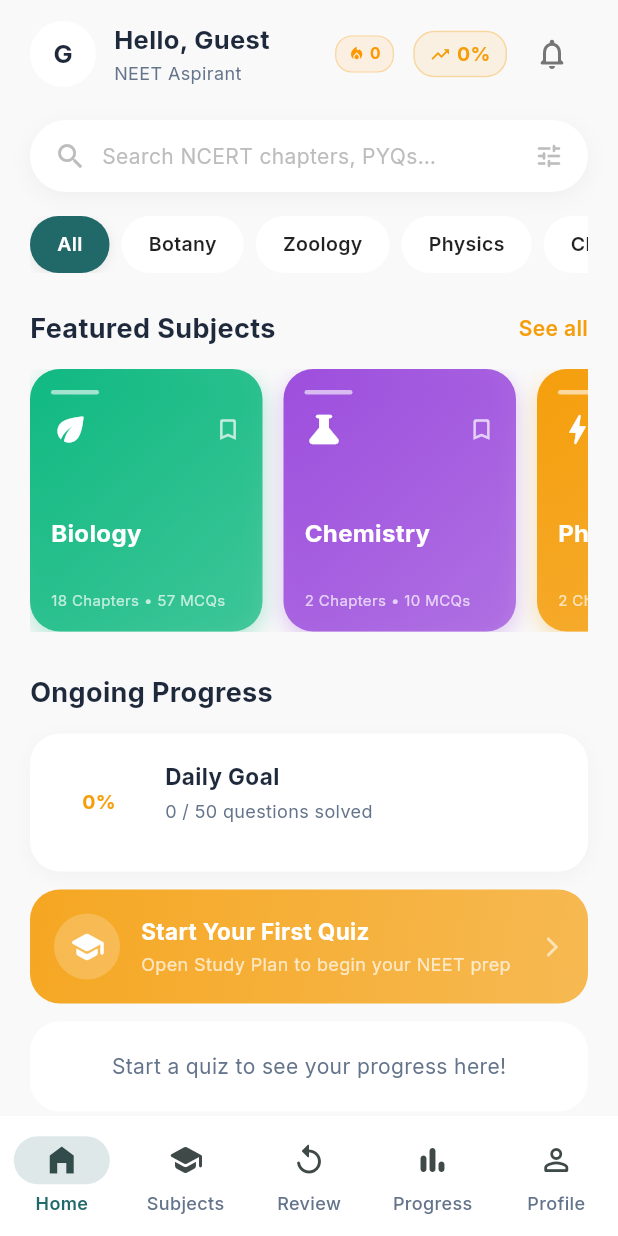
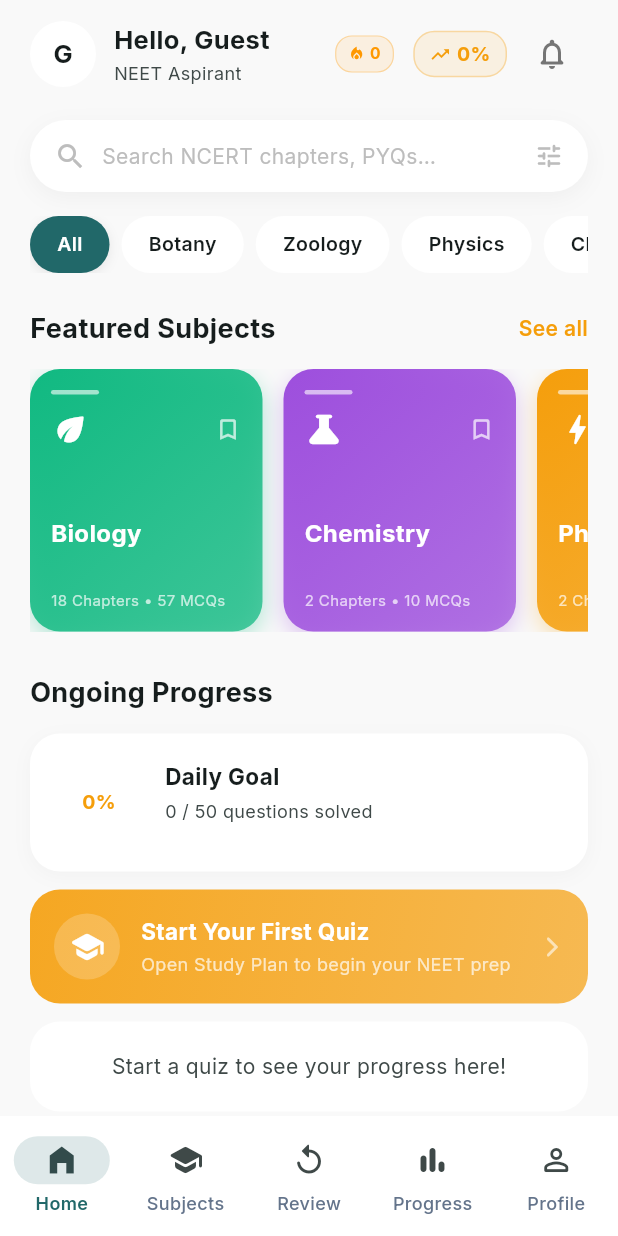
Before and after one commit to AnkarIIT/Mitosis, a Flutter app: the HomeTab screen opened by its route, on a phone screen of 412 x 824 dp. Run offline on Flutter 3.47's test engine with Material 3 defaults, Android fonts, the phone set to English and light mode, and no system bars; drawn by our look-alikes of flutter_animate; our stand-ins replace confetti, drift, file_picker, fl_chart, flutter_dotenv, flutter_image_compress and 15 more; missing offline and left inert: syncfusion_flutter_pdf, syncfusion_flutter_pdfviewer, tflite_flutter; accounts and stored records are empty; generated files the repository leaves out were written again.

Commit message:
Fix security, performance, design system, and dark theme issues
Co-authored-by: AnkarIIT <233161277+AnkarIIT@users.noreply.github.com>

```diff
--- a/lib/features/home/home_content/home_tab.dart
+++ b/lib/features/home/home_content/home_tab.dart
@@ -174,7 +174,7 @@ class _HomeTabState extends ConsumerState<HomeTab> with TickerProviderStateMixin
             style: TextStyle(
               fontWeight: FontWeight.bold,
               fontSize: 17,
-              color: AppColors.textDark,
+              color: AdaptiveColors.textPrimary(context),
             ),
           ),
         ),
@@ -188,14 +188,14 @@ class _HomeTabState extends ConsumerState<HomeTab> with TickerProviderStateMixin
                 style: TextStyle(
                   fontWeight: FontWeight.bold,
                   fontSize: 17,
-                  color: AppColors.textDark,
+                  color: AdaptiveColors.textPrimary(context),
                 ),
               ),
               const SizedBox(height: 2),
               Text(
                 batchSubtitle,
                 style: TextStyle(
-                  color: AppColors.textSubtle,
+                  color: AdaptiveColors.textSecondary(context),
                   fontSize: 12,
                 ),
               ),
@@ -345,7 +345,9 @@ class _HomeTabState extends ConsumerState<HomeTab> with TickerProviderStateMixin
               child: Text(
                 _chipLabels[index],
                 style: TextStyle(
-                  color: isSelected ? Colors.white : Colors.black87,
+                  color: isSelected
+                      ? Colors.white
+                      : AdaptiveColors.textPrimary(context),
                   fontWeight: FontWeight.w600,
                   fontSize: 13,
                 ),
@@ -369,7 +371,7 @@ class _HomeTabState extends ConsumerState<HomeTab> with TickerProviderStateMixin
             style: TextStyle(
               fontSize: 18,
               fontWeight: FontWeight.bold,
-              color: AppColors.textDark,
+              color: AdaptiveColors.textPrimary(context),
             ),
           ),
         ),
@@ -516,7 +518,7 @@ class _HomeTabState extends ConsumerState<HomeTab> with TickerProviderStateMixin
       style: TextStyle(
         fontSize: 18,
         fontWeight: FontWeight.bold,
-        color: AppColors.textDark,
+        color: AdaptiveColors.textPrimary(context),
       ),
     ).animate().fade(delay: 240.ms, duration: 400.ms);
   }
@@ -530,7 +532,7 @@ class _HomeTabState extends ConsumerState<HomeTab> with TickerProviderStateMixin
     return Container(
       padding: const EdgeInsets.all(18),
       decoration: BoxDecoration(
-        color: Colors.white,
+        color: AdaptiveColors.surface(context),
         borderRadius: BorderRadius.circular(20),
         boxShadow: [
           BoxShadow(color: Colors.black.withValues(alpha: 0.03), blurRadius: 10, offset: const Offset(0, 3)),
@@ -579,12 +581,12 @@ class _HomeTabState extends ConsumerState<HomeTab> with TickerProviderStateMixin
               children: [
                 Text(
                   'Daily Goal',
-                  style: TextStyle(fontWeight: FontWeight.bold, fontSize: 15, color: AppColors.textDark),
+                  style: TextStyle(fontWeight: FontWeight.bold, fontSize: 15, color: AdaptiveColors.textPrimary(context)),
                 ),
                 const SizedBox(height: 4),
                 Text(
                   '$completed / $target questions solved',
-                  style: TextStyle(color: AppColors.textSubtle, fontSize: 12),
+                  style: TextStyle(color: AdaptiveColors.textSecondary(context), fontSize: 12),
                 ),
                 const SizedBox(height: 8),
                 ClipRRect(
@@ -677,13 +679,13 @@ class _HomeTabState extends ConsumerState<HomeTab> with TickerProviderStateMixin
       return Container(
         padding: const EdgeInsets.all(20),
         decoration: BoxDecoration(
-          color: Colors.white,
+          color: AdaptiveColors.surface(context),
           borderRadius: BorderRadius.circular(20),
         ),
         child: Center(
           child: Text(
             'Start a quiz to see your progress here!',
-            style: TextStyle(color: AppColors.textSubtle, fontSize: 14),
+            style: TextStyle(color: AdaptiveColors.textSecondary(context), fontSize: 14),
           ),
         ),
       );
@@ -701,7 +703,7 @@ class _HomeTabState extends ConsumerState<HomeTab> with TickerProviderStateMixin
           margin: const EdgeInsets.only(bottom: 12),
           padding: const EdgeInsets.all(16),
           decoration: BoxDecoration(
-            color: Colors.white,
+            color: AdaptiveColors.surface(context),
             borderRadius: BorderRadius.circular(20),
             boxShadow: [
               BoxShadow(color: Colors.black.withValues(alpha: 0.03), blurRadius: 8, offset: const Offset(0, 2)),
@@ -728,12 +730,12 @@ class _HomeTabState extends ConsumerState<HomeTab> with TickerProviderStateMixin
                   children: [
                     Text(
                       topicLabel,
-                      style: TextStyle(fontWeight: FontWeight.bold, fontSize: 14, color: AppColors.textDark),
+                      style: TextStyle(fontWeight: FontWeight.bold, fontSize: 14, color: AdaptiveColors.textPrimary(context)),
                     ),
                     const SizedBox(height: 3),
                     Text(
                       '${attempt.score}/${attempt.totalQuestions} correct • ${_formatTime(attempt.timeSpentSeconds)}',
-                      style: TextStyle(color: AppColors.textSubtle, fontSize: 11),
+                      style: TextStyle(color: AdaptiveColors.textSecondary(context), fontSize: 11),
                     ),
                     const SizedBox(height: 8),
                     ClipRRect(
@@ -757,7 +759,7 @@ class _HomeTabState extends ConsumerState<HomeTab> with TickerProviderStateMixin
               const SizedBox(width: 10),
               Text(
                 '${accuracy.toStringAsFixed(0)}%',
-                style: TextStyle(fontWeight: FontWeight.bold, fontSize: 13, color: AppColors.textDark),
+                style: TextStyle(fontWeight: FontWeight.bold, fontSize: 13, color: AdaptiveColors.textPrimary(context)),
               ),
             ],
           ),
@@ -1049,7 +1051,7 @@ class _HomeTabState extends ConsumerState<HomeTab> with TickerProviderStateMixin
     return Container(
       padding: const EdgeInsets.all(16),
       decoration: BoxDecoration(
-        color: Colors.white,
+        color: AdaptiveColors.surface(context),
         borderRadius: BorderRadius.circular(20),
         border: Border.all(color: AppColors.warning.withValues(alpha: 0.3)),
       ),
@@ -1062,7 +1064,7 @@ class _HomeTabState extends ConsumerState<HomeTab> with TickerProviderStateMixin
               const SizedBox(width: 8),
               Text(
                 'Weak Topics',
-                style: TextStyle(fontWeight: FontWeight.bold, fontSize: 15, color: AppColors.textDark),
+                style: TextStyle(fontWeight: FontWeight.bold, fontSize: 15, color: AdaptiveColors.textPrimary(context)),
               ),
             ],
           ),
```
Also changed, not shown: lib/features/auth/auth_screen.dart (+10 -9 lines).
